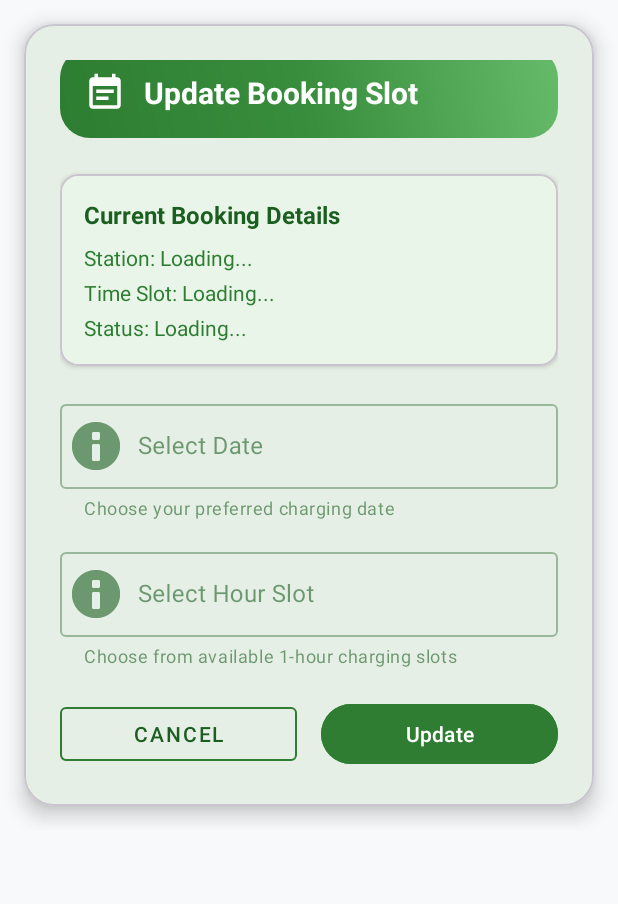
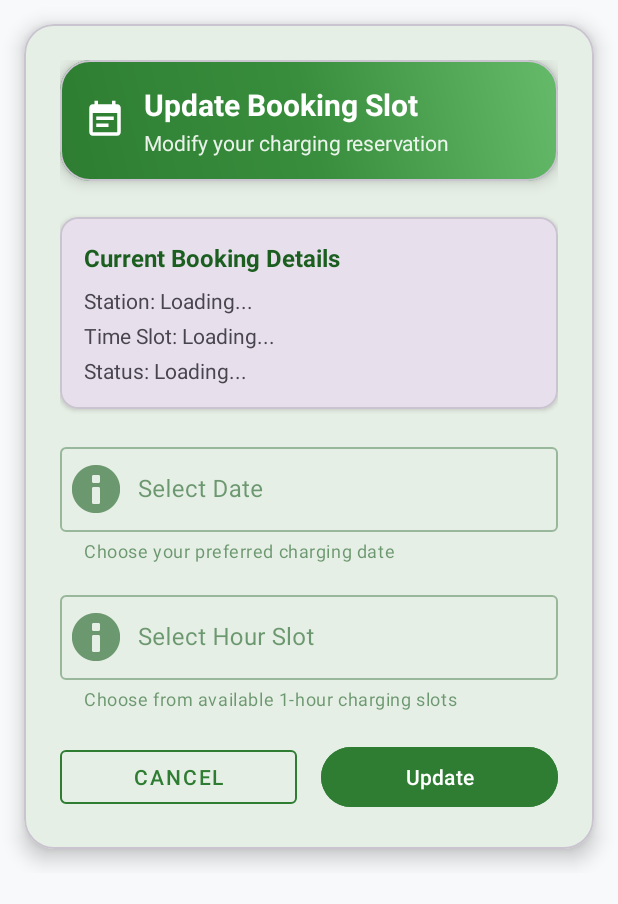
Before and after one commit to IT22194930/NexCharge---EV-Charging-Station-Booking-System, an Android app: the layout dialog_update_booking.xml on its own in the app's theme, with its tools: preview values and no code run, on a phone screen of 412 x 824 dp. Shown: the top 904 px of the screen. Run offline under Robolectric (Android 15) with nearby library versions, the phone set to English and light mode, and no system bars.

Commit message:
UI changes
UI changes

```diff
--- a/EVChargingApp/app/src/main/res/layout/dialog_update_booking.xml
+++ b/EVChargingApp/app/src/main/res/layout/dialog_update_booking.xml
@@ -11,7 +11,7 @@
         android:layout_margin="16dp"
         app:cardCornerRadius="20dp"
         app:cardElevation="8dp"
-        app:cardBackgroundColor="@color/nexcharge_surface">
+        app:cardBackgroundColor="?attr/colorSurface">
 
         <LinearLayout
             android:layout_width="match_parent"
@@ -19,24 +19,35 @@
             android:orientation="vertical"
             android:padding="24dp">
 
-            <!-- Professional Header -->
+            <!-- Header -->
+            <com.google.android.material.card.MaterialCardView
+                android:layout_width="match_parent"
+                android:layout_height="wrap_content"
+                android:layout_marginBottom="24dp"
+                app:cardCornerRadius="20dp"
+                app:cardElevation="6dp"
+                >
+
                 <LinearLayout
                     android:layout_width="match_parent"
                     android:layout_height="wrap_content"
+                    android:gravity="center_vertical"
                     android:orientation="horizontal"
-                android:gravity="center_vertical"
-                android:layout_marginBottom="24dp"
-                android:background="@drawable/nexcharge_header_gradient"
                     android:padding="16dp"
-                android:layout_marginHorizontal="-8dp"
-                android:layout_marginTop="-8dp">
+                    android:background="@drawable/nexcharge_header_gradient">
 
                     <ImageView
                         android:layout_width="28dp"
                         android:layout_height="28dp"
                         android:src="@drawable/ic_bookings"
-                    android:tint="@android:color/white"
+                        android:tint="?attr/colorOnPrimary"
                         android:layout_marginEnd="12dp" />
+
+                    <LinearLayout
+                        android:layout_width="0dp"
+                        android:layout_height="wrap_content"
+                        android:layout_weight="1"
+                        android:orientation="vertical">
 
                         <TextView
                             android:layout_width="wrap_content"
@@ -44,9 +55,22 @@
                             android:text="Update Booking Slot"
                             android:textSize="20sp"
                             android:textStyle="bold"
-                    android:textColor="@android:color/white" />
+                            android:textColor="?attr/colorOnPrimary" />
+
+                        <TextView
+                            android:layout_width="wrap_content"
+                            android:layout_height="wrap_content"
+                            android:text="Modify your charging reservation"
+                            android:textSize="14sp"
+                            android:textColor="?attr/colorOnPrimary"
+                            android:alpha="0.9"
+                            android:layout_marginTop="2dp" />
 
                     </LinearLayout>
+
+                </LinearLayout>
+
+            </com.google.android.material.card.MaterialCardView>
 
             <!-- Current Booking Information -->
             <com.google.android.material.card.MaterialCardView
@@ -55,7 +79,7 @@
                 android:layout_marginBottom="20dp"
                 app:cardCornerRadius="12dp"
                 app:cardElevation="2dp"
-                app:cardBackgroundColor="@color/nexcharge_background_center">
+                app:cardBackgroundColor="?attr/colorSurfaceVariant">
 
                 <LinearLayout
                     android:layout_width="match_parent"
@@ -69,7 +93,7 @@
                         android:text="Current Booking Details"
                         android:textSize="16sp"
                         android:textStyle="bold"
-                        android:textColor="@color/nexcharge_text_primary"
+                        android:textColor="?attr/colorOnSurface"
                         android:layout_marginBottom="8dp" />
 
                     <TextView
@@ -78,7 +102,7 @@
                         android:layout_height="wrap_content"
                         android:text="Station: Loading..."
                         android:textSize="14sp"
-                        android:textColor="@color/nexcharge_text_secondary"
+                        android:textColor="?attr/colorOnSurfaceVariant"
                         android:layout_marginBottom="4dp" />
 
                     <TextView
@@ -87,7 +111,7 @@
                         android:layout_height="wrap_content"
                         android:text="Time Slot: Loading..."
                         android:textSize="14sp"
-                        android:textColor="@color/nexcharge_text_secondary"
+                        android:textColor="?attr/colorOnSurfaceVariant"
                         android:layout_marginBottom="4dp" />
 
                     <TextView
@@ -96,7 +120,7 @@
                         android:layout_height="wrap_content"
                         android:text="Status: Loading..."
                         android:textSize="14sp"
-                        android:textColor="@color/nexcharge_text_secondary" />
+                        android:textColor="?attr/colorOnSurfaceVariant" />
 
                 </LinearLayout>
 
@@ -157,8 +181,8 @@
                     android:layout_weight="1"
                     android:layout_marginEnd="8dp"
                     android:text="Cancel"
-                    android:textColor="@color/nexcharge_text_primary"
-                    app:strokeColor="@color/nexcharge_primary" />
+                    android:textColor="?attr/colorPrimary"
+                    app:strokeColor="?attr/colorPrimary" />
 
                 <com.google.android.material.button.MaterialButton
                     android:id="@+id/buttonUpdate"
@@ -167,7 +191,7 @@
                     android:layout_weight="1"
                     android:layout_marginStart="8dp"
                     android:text="Update"
-                    android:backgroundTint="@color/nexcharge_primary" />
+                    android:backgroundTint="?attr/colorPrimary" />
 
             </LinearLayout>
 
```
Also changed, not shown: EVChargingApp/app/src/main/java/com/evcharging/evchargingapp/ui/evowner/fragments/EVOwnerDashboardFragment.kt (+12 -3 lines), EVChargingApp/app/src/main/res/drawable-night/rounded_header_background.xml (added, +14 -0 lines), EVChargingApp/app/src/main/res/drawable/rounded_header_background.xml (added, +14 -0 lines), EVChargingApp/app/src/main/res/layout/dialog_create_booking.xml (+18 -10 lines), EVChargingApp/app/src/main/res/layout/dialog_nearest_stations.xml (+17 -19 lines). Lines whose indentation alone changed are shown as unchanged.
